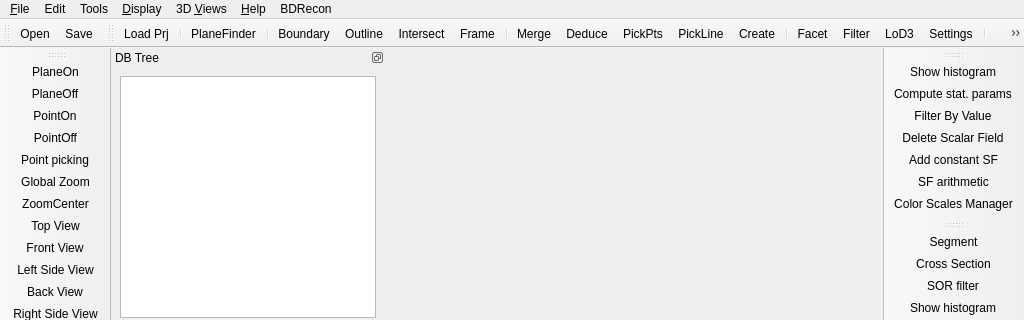
Before: the Qt Designer form qCC/ui_templates/mainWindow.ui in CloudCompare/CloudCompare, drawn with Qt 5; both pictures show x 0 to 1024 and y 0 to 320 of the 1024 by 768 pixel window.
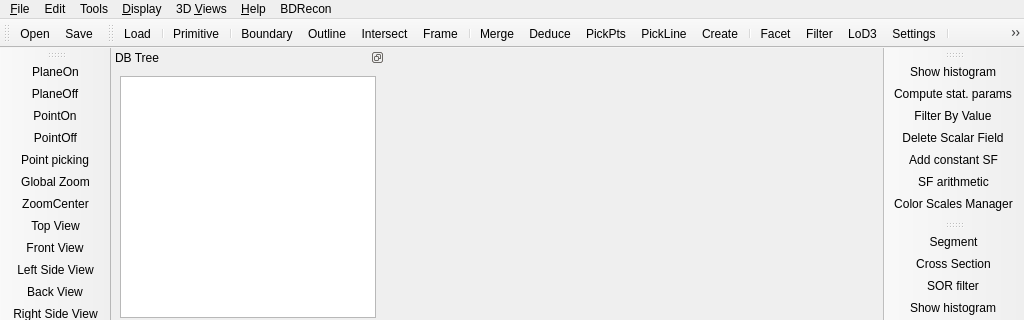
After: the same form once the commit is applied. Icons and pictures are not drawn. Custom widgets are drawn as their Qt base class.

What changed in the file:
```diff
--- a/qCC/ui_templates/mainWindow.ui
+++ b/qCC/ui_templates/mainWindow.ui
@@ -3160,6 +3160,9 @@
    <property name="text">
     <string>Boundary</string>
    </property>
+   <property name="iconText">
+    <string>Boundary</string>
+   </property>
   </action>
   <action name="actionBDPrimPlaneFrame">
    <property name="icon">
@@ -3206,7 +3209,7 @@
     <string>Load Project</string>
    </property>
    <property name="iconText">
-    <string>Load Prj</string>
+    <string>Load</string>
    </property>
   </action>
   <action name="actionBDPlaneSegmentation">
@@ -3218,7 +3221,7 @@
     <string>Plane Segmentation</string>
    </property>
    <property name="iconText">
-    <string>PlaneFinder</string>
+    <string>Primitive</string>
    </property>
   </action>
   <action name="actionGotoNextZoom">
```
